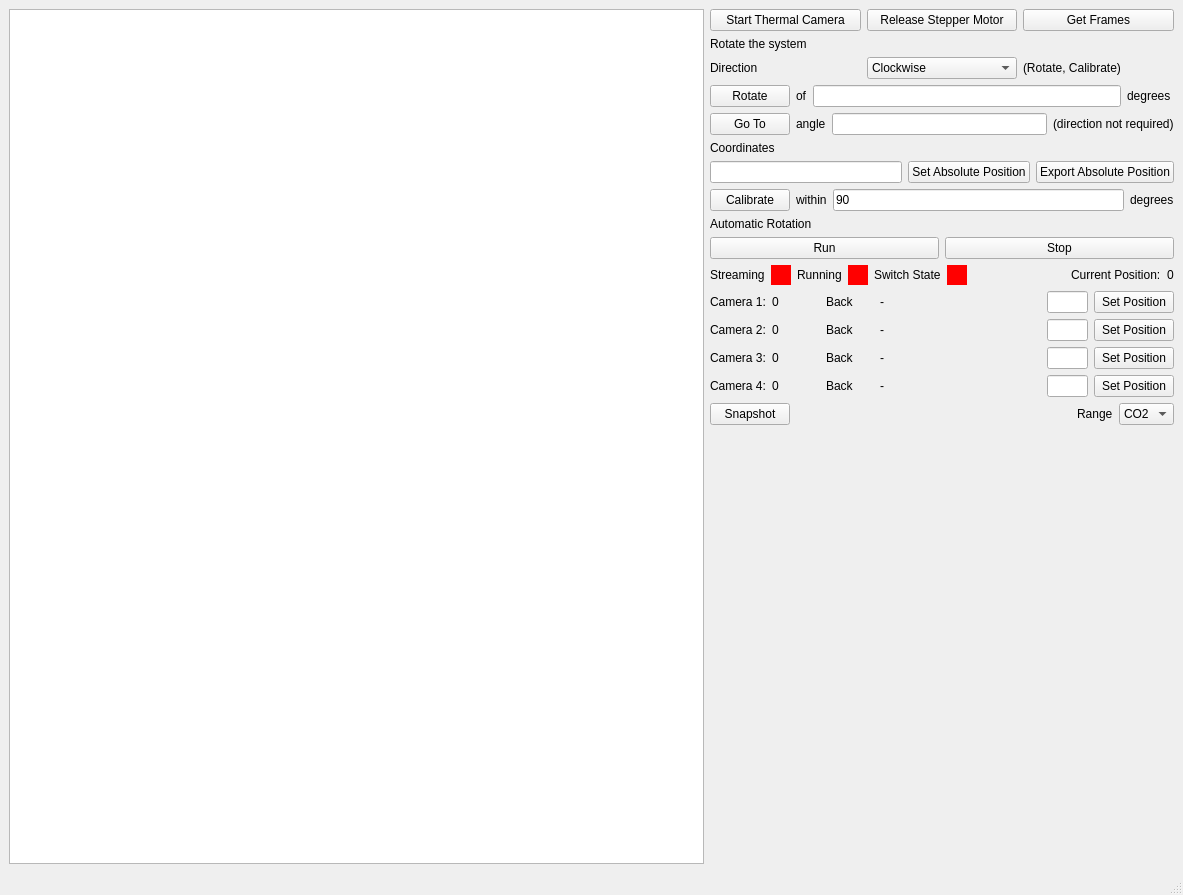
pisaoutertracker/integration_tools, file coldroom/thermal_camera.ui: the form before one commit.
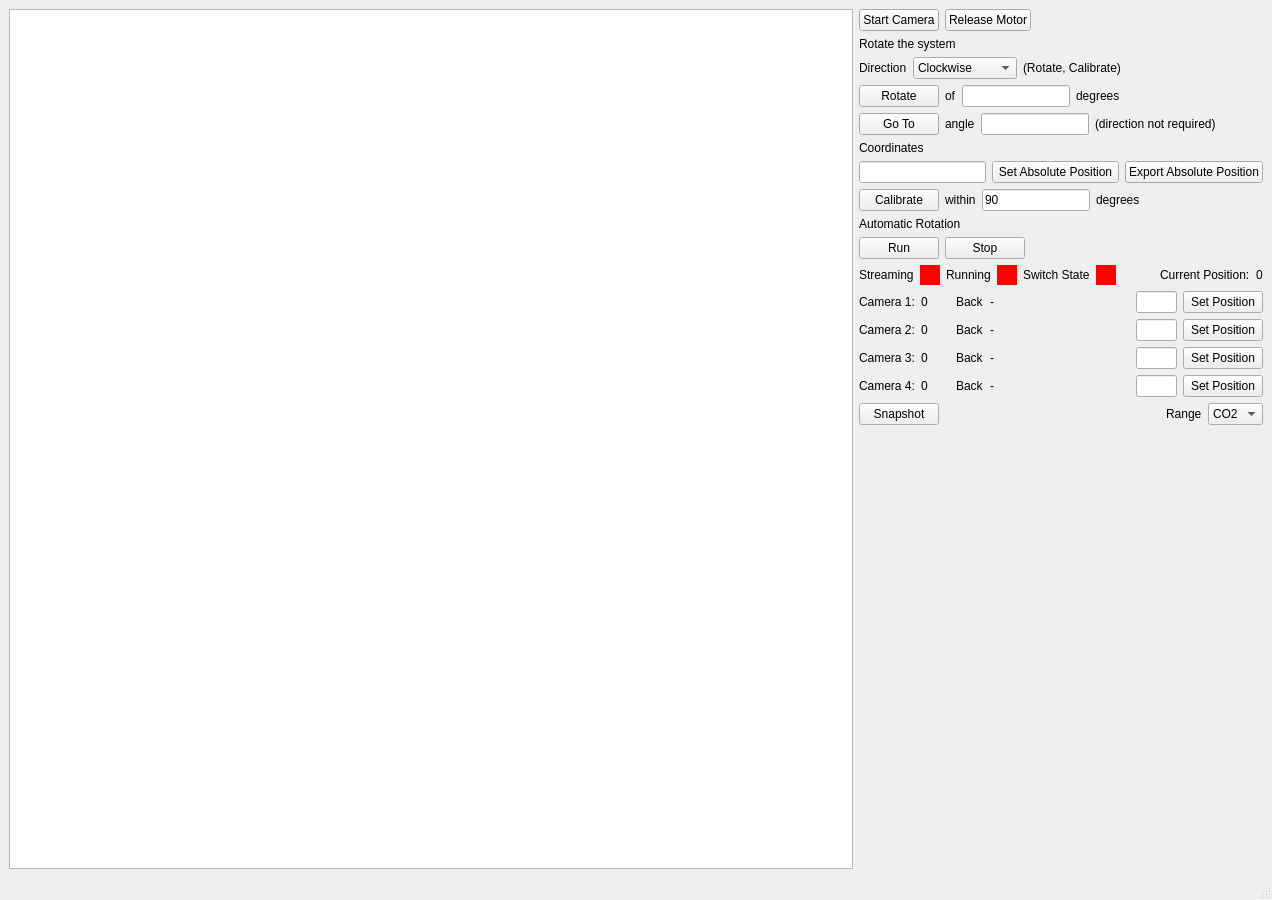
The form after the commit.

The edit to the form file:
```diff
--- a/coldroom/thermal_camera.ui
+++ b/coldroom/thermal_camera.ui
@@ -6,8 +6,8 @@
    <rect>
     <x>0</x>
     <y>0</y>
-    <width>1183</width>
-    <height>895</height>
+    <width>1272</width>
+    <height>900</height>
    </rect>
   </property>
   <property name="windowTitle">
@@ -15,49 +15,108 @@
   </property>
   <widget class="QWidget" name="centralwidget">
    <layout class="QGridLayout" name="gridLayout_2">
-    <item row="0" column="0" rowspan="14">
+    <item row="0" column="0">
      <widget class="QGraphicsView" name="graphicsView">
+      <property name="sizePolicy">
+       <sizepolicy hsizetype="Expanding" vsizetype="Expanding">
+        <horstretch>2</horstretch>
+        <verstretch>0</verstretch>
+       </sizepolicy>
+      </property>
       <property name="minimumSize">
        <size>
-        <width>695</width>
+        <width>840</width>
         <height>584</height>
        </size>
       </property>
      </widget>
     </item>
-    <item row="0" column="1" colspan="4">
+    <item row="0" column="1">
+     <layout class="QVBoxLayout" name="verticalLayout">
+      <item>
      <layout class="QHBoxLayout" name="horizontalLayout">
       <item>
        <widget class="QPushButton" name="relse_mtr_PB_2">
         <property name="text">
-         <string>Start Thermal Camera</string>
+           <string>Start Camera</string>
         </property>
        </widget>
       </item>
       <item>
        <widget class="QPushButton" name="relse_mtr_PB">
         <property name="text">
-         <string>Release Stepper Motor</string>
+           <string>Release Motor</string>
         </property>
        </widget>
       </item>
       <item>
-       <widget class="QPushButton" name="get_frms_PB">
+         <spacer name="horizontalSpacer_8">
+          <property name="orientation">
+           <enum>Qt::Horizontal</enum>
+          </property>
+          <property name="sizeHint" stdset="0">
+           <size>
+            <width>40</width>
+            <height>20</height>
+           </size>
+          </property>
+         </spacer>
+        </item>
+       </layout>
+      </item>
+      <item>
+       <widget class="QLabel" name="label_3">
         <property name="text">
-         <string>Get Frames</string>
+         <string>Rotate the system</string>
         </property>
        </widget>
       </item>
-     </layout>
-    </item>
-    <item row="5" column="1">
-     <widget class="QLabel" name="label_2">
+      <item>
+       <layout class="QHBoxLayout" name="horizontalLayout_2">
+        <item>
+         <widget class="QLabel" name="label_8">
+          <property name="text">
+           <string>Direction</string>
+          </property>
+         </widget>
+        </item>
+        <item>
+         <widget class="QComboBox" name="direction_combo">
+          <item>
       <property name="text">
-       <string>Coordinates</string>
-      </property>
-     </widget>
-    </item>
-    <item row="3" column="1" colspan="4">
+            <string>Clockwise</string>
+           </property>
+          </item>
+          <item>
+           <property name="text">
+            <string>Anticlockwise</string>
+           </property>
+          </item>
+         </widget>
+        </item>
+        <item>
+         <widget class="QLabel" name="label_9">
+          <property name="text">
+           <string>(Rotate, Calibrate)</string>
+          </property>
+         </widget>
+        </item>
+        <item>
+         <spacer name="horizontalSpacer_6">
+          <property name="orientation">
+           <enum>Qt::Horizontal</enum>
+          </property>
+          <property name="sizeHint" stdset="0">
+           <size>
+            <width>40</width>
+            <height>20</height>
+           </size>
+          </property>
+         </spacer>
+        </item>
+       </layout>
+      </item>
+      <item>
      <layout class="QHBoxLayout" name="horizontalLayout_3">
       <item>
        <widget class="QPushButton" name="rotate_PB">
@@ -74,7 +133,14 @@
        </widget>
       </item>
       <item>
-       <widget class="QLineEdit" name="ip_DAngle_LE"/>
+         <widget class="QLineEdit" name="ip_DAngle_LE">
+          <property name="sizePolicy">
+           <sizepolicy hsizetype="Preferred" vsizetype="Fixed">
+            <horstretch>0</horstretch>
+            <verstretch>0</verstretch>
+           </sizepolicy>
+          </property>
+         </widget>
       </item>
       <item>
        <widget class="QLabel" name="label_5">
@@ -83,9 +149,22 @@
         </property>
        </widget>
       </item>
-     </layout>
-    </item>
-    <item row="4" column="1" colspan="4">
+        <item>
+         <spacer name="horizontalSpacer_3">
+          <property name="orientation">
+           <enum>Qt::Horizontal</enum>
+          </property>
+          <property name="sizeHint" stdset="0">
+           <size>
+            <width>40</width>
+            <height>20</height>
+           </size>
+          </property>
+         </spacer>
+        </item>
+       </layout>
+      </item>
+      <item>
      <layout class="QHBoxLayout" name="horizontalLayout_4">
       <item>
        <widget class="QPushButton" name="go_to_PB">
@@ -102,7 +181,14 @@
        </widget>
       </item>
       <item>
-       <widget class="QLineEdit" name="ip_angle_LE"/>
+         <widget class="QLineEdit" name="ip_angle_LE">
+          <property name="sizePolicy">
+           <sizepolicy hsizetype="Preferred" vsizetype="Fixed">
+            <horstretch>0</horstretch>
+            <verstretch>0</verstretch>
+           </sizepolicy>
+          </property>
+         </widget>
       </item>
       <item>
        <widget class="QLabel" name="label_7">
@@ -111,229 +197,57 @@
         </property>
        </widget>
       </item>
-     </layout>
-    </item>
-    <item row="11" column="1" colspan="4">
-     <layout class="QGridLayout" name="gridLayout">
-      <item row="0" column="0">
-       <widget class="QLabel" name="camera_id_label_1">
-        <property name="text">
-         <string>Camera 1:</string>
-        </property>
-       </widget>
-      </item>
-      <item row="0" column="1">
-       <widget class="QLabel" name="camera_pos_label_1">
-        <property name="text">
-         <string>0</string>
-        </property>
-       </widget>
-      </item>
-      <item row="0" column="2">
-       <widget class="QLabel" name="camera_side_label_1">
-        <property name="text">
-         <string>Back</string>
-        </property>
-       </widget>
-      </item>
-      <item row="0" column="3">
-       <widget class="QLabel" name="camera_module_label_1">
-        <property name="minimumSize">
+        <item>
+         <spacer name="horizontalSpacer_5">
+          <property name="orientation">
+           <enum>Qt::Horizontal</enum>
+          </property>
+          <property name="sizeHint" stdset="0">
          <size>
-          <width>161</width>
-          <height>0</height>
-         </size>
-        </property>
-        <property name="text">
-         <string>-</string>
-        </property>
-       </widget>
-      </item>
-      <item row="0" column="4">
-       <widget class="QLineEdit" name="camera_pos_le_1">
-        <property name="maximumSize">
-         <size>
-          <width>41</width>
-          <height>16777215</height>
-         </size>
-        </property>
-        <property name="text">
-         <string/>
-        </property>
-       </widget>
+            <width>40</width>
+            <height>20</height>
+           </size>
+          </property>
+         </spacer>
+        </item>
+       </layout>
       </item>
-      <item row="0" column="5">
-       <widget class="QPushButton" name="camera_set_pos_button_1">
+      <item>
+       <widget class="QLabel" name="label_2">
         <property name="text">
-         <string>Set Position</string>
+         <string>Coordinates</string>
         </property>
        </widget>
       </item>
-      <item row="1" column="0">
-       <widget class="QLabel" name="camera_id_label_2">
-        <property name="text">
-         <string>Camera 2:</string>
+      <item>
+       <layout class="QHBoxLayout" name="horizontalLayout_5">
+        <item>
+         <widget class="QLineEdit" name="ip_abs_pos_LE">
+          <property name="sizePolicy">
+           <sizepolicy hsizetype="Preferred" vsizetype="Fixed">
+            <horstretch>0</horstretch>
+            <verstretch>0</verstretch>
+           </sizepolicy>
         </property>
        </widget>
       </item>
-      <item row="1" column="1">
-       <widget class="QLabel" name="camera_pos_label_2">
+        <item>
+         <widget class="QPushButton" name="set_abs_pos_PB">
         <property name="text">
-         <string>0</string>
+           <string>Set Absolute Position</string>
         </property>
        </widget>
       </item>
-      <item row="1" column="2">
-       <widget class="QLabel" name="camera_side_label_2">
+        <item>
+         <widget class="QPushButton" name="export_abs_pos_PB">
         <property name="text">
-         <string>Back</string>
+           <string>Export Absolute Position</string>
         </property>
        </widget>
       </item>
-      <item row="1" column="3">
-       <widget class="QLabel" name="camera_module_label_2">
-        <property name="minimumSize">
-         <size>
-          <width>161</width>
-          <height>0</height>
-         </size>
-        </property>
-        <property name="text">
-         <string>-</string>
-        </property>
-       </widget>
-      </item>
-      <item row="1" column="4">
-       <widget class="QLineEdit" name="camera_pos_le_2">
-        <property name="maximumSize">
-         <size>
-          <width>41</width>
-          <height>16777215</height>
-         </size>
-        </property>
-        <property name="text">
-         <string/>
-        </property>
-       </widget>
-      </item>
-      <item row="1" column="5">
-       <widget class="QPushButton" name="camera_set_pos_button_2">
-        <property name="text">
-         <string>Set Position</string>
-        </property>
-       </widget>
-      </item>
-      <item row="2" column="0">
-       <widget class="QLabel" name="camera_id_label_3">
-        <property name="text">
-         <string>Camera 3:</string>
-        </property>
-       </widget>
-      </item>
-      <item row="2" column="1">
-       <widget class="QLabel" name="camera_pos_label_3">
-        <property name="text">
-         <string>0</string>
-        </property>
-       </widget>
-      </item>
-      <item row="2" column="2">
-       <widget class="QLabel" name="camera_side_label_3">
-        <property name="text">
-         <string>Back</string>
-        </property>
-       </widget>
-      </item>
-      <item row="2" column="3">
-       <widget class="QLabel" name="camera_module_label_3">
-        <property name="minimumSize">
-         <size>
-          <width>151</width>
-          <height>0</height>
-         </size>
-        </property>
-        <property name="text">
-         <string>-</string>
-        </property>
-       </widget>
-      </item>
-      <item row="2" column="4">
-       <widget class="QLineEdit" name="camera_pos_le_3">
-        <property name="maximumSize">
-         <size>
-          <width>41</width>
-          <height>16777215</height>
-         </size>
-        </property>
-        <property name="text">
-         <string/>
-        </property>
-       </widget>
-      </item>
-      <item row="2" column="5">
-       <widget class="QPushButton" name="camera_set_pos_button_3">
-        <property name="text">
-         <string>Set Position</string>
-        </property>
-       </widget>
-      </item>
-      <item row="3" column="0">
-       <widget class="QLabel" name="camera_id_label_4">
-        <property name="text">
-         <string>Camera 4:</string>
-        </property>
-       </widget>
-      </item>
-      <item row="3" column="1">
-       <widget class="QLabel" name="camera_pos_label_4">
-        <property name="text">
-         <string>0</string>
-        </property>
-       </widget>
-      </item>
-      <item row="3" column="2">
-       <widget class="QLabel" name="camera_side_label_4">
-        <property name="text">
-         <string>Back</string>
-        </property>
-       </widget>
-      </item>
-      <item row="3" column="3">
-       <widget class="QLabel" name="camera_module_label_4">
-        <property name="minimumSize">
-         <size>
-          <width>161</width>
-          <height>0</height>
-         </size>
-        </property>
-        <property name="text">
-         <string>-</string>
-        </property>
-       </widget>
-      </item>
-      <item row="3" column="4">
-       <widget class="QLineEdit" name="camera_pos_le_4">
-        <property name="maximumSize">
-         <size>
-          <width>41</width>
-          <height>16777215</height>
-         </size>
-        </property>
-        <property name="text">
-         <string/>
-        </property>
-       </widget>
-      </item>
-      <item row="3" column="5">
-       <widget class="QPushButton" name="camera_set_pos_button_4">
-        <property name="text">
-         <string>Set Position</string>
-        </property>
-       </widget>
-      </item>
-     </layout>
-    </item>
-    <item row="7" column="1" colspan="4">
+       </layout>
+      </item>
+      <item>
      <layout class="QHBoxLayout" name="horizontalLayout_6">
       <item>
        <widget class="QPushButton" name="calibrate_PB">
@@ -351,6 +265,12 @@
       </item>
       <item>
        <widget class="QLineEdit" name="ip_angle_LE_2">
+          <property name="sizePolicy">
+           <sizepolicy hsizetype="Preferred" vsizetype="Fixed">
+            <horstretch>0</horstretch>
+            <verstretch>0</verstretch>
+           </sizepolicy>
+          </property>
         <property name="text">
          <string>90</string>
         </property>
@@ -363,44 +283,29 @@
         </property>
        </widget>
       </item>
-     </layout>
-    </item>
-    <item row="6" column="1" colspan="4">
-     <layout class="QHBoxLayout" name="horizontalLayout_5">
       <item>
-       <widget class="QLineEdit" name="ip_abs_pos_LE"/>
-      </item>
-      <item>
-       <widget class="QPushButton" name="set_abs_pos_PB">
-        <property name="text">
-         <string>Set Absolute Position</string>
-        </property>
-       </widget>
-      </item>
-      <item>
-       <widget class="QPushButton" name="export_abs_pos_PB">
-        <property name="text">
-         <string>Export Absolute Position</string>
-        </property>
-       </widget>
+         <spacer name="horizontalSpacer_4">
+          <property name="orientation">
+           <enum>Qt::Horizontal</enum>
+          </property>
+          <property name="sizeHint" stdset="0">
+           <size>
+            <width>40</width>
+            <height>20</height>
+           </size>
+          </property>
+         </spacer>
       </item>
      </layout>
     </item>
-    <item row="12" column="4">
-     <widget class="QComboBox" name="t_range_comboBox">
       <item>
+       <widget class="QLabel" name="label">
        <property name="text">
-        <string>CO2</string>
-       </property>
-      </item>
-      <item>
-       <property name="text">
-        <string>Auto</string>
-       </property>
-      </item>
-     </widget>
-    </item>
-    <item row="9" column="1" colspan="4">
+         <string>Automatic Rotation </string>
+        </property>
+       </widget>
+      </item>
+      <item>
      <layout class="QHBoxLayout" name="horizontalLayout_7">
       <item>
        <widget class="QPushButton" name="run_PB">
@@ -416,75 +321,22 @@
         </property>
        </widget>
       </item>
-     </layout>
-    </item>
-    <item row="8" column="1" colspan="3">
-     <widget class="QLabel" name="label">
-      <property name="text">
-       <string>Automatic Rotation </string>
-      </property>
-     </widget>
-    </item>
-    <item row="12" column="3">
-     <widget class="QLabel" name="label_11">
-      <property name="text">
-       <string>Range</string>
-      </property>
-     </widget>
-    </item>
-    <item row="13" column="1">
-     <spacer name="verticalSpacer">
+        <item>
+         <spacer name="horizontalSpacer_7">
       <property name="orientation">
-       <enum>Qt::Vertical</enum>
+           <enum>Qt::Horizontal</enum>
       </property>
       <property name="sizeHint" stdset="0">
        <size>
-        <width>20</width>
-        <height>28</height>
+            <width>40</width>
+            <height>20</height>
        </size>
       </property>
      </spacer>
     </item>
-    <item row="12" column="1">
-     <widget class="QPushButton" name="snapshot_PB">
-      <property name="text">
-       <string>Snapshot</string>
-      </property>
-     </widget>
-    </item>
-    <item row="2" column="1" colspan="4">
-     <layout class="QHBoxLayout" name="horizontalLayout_2">
-      <item>
-       <widget class="QLabel" name="label_8">
-        <property name="text">
-         <string>Direction</string>
-        </property>
-       </widget>
-      </item>
-      <item>
-       <widget class="QComboBox" name="direction_combo">
-        <item>
-         <property name="text">
-          <string>Clockwise</string>
-         </property>
-        </item>
-        <item>
-         <property name="text">
-          <string>Anticlockwise</string>
-         </property>
-        </item>
-       </widget>
-      </item>
-      <item>
-       <widget class="QLabel" name="label_9">
-        <property name="text">
-         <string>(Rotate, Calibrate)</string>
-        </property>
-       </widget>
-      </item>
-     </layout>
-    </item>
-    <item row="10" column="1" colspan="4">
+       </layout>
+      </item>
+      <item>
      <layout class="QHBoxLayout" name="horizontalLayout_8">
       <item>
        <widget class="QLabel" name="streaming_img_lbl">
@@ -593,25 +445,309 @@
       </item>
      </layout>
     </item>
-    <item row="1" column="1" colspan="3">
-     <widget class="QLabel" name="label_3">
+      <item>
+       <layout class="QGridLayout" name="gridLayout">
+        <item row="0" column="2">
+         <widget class="QLabel" name="camera_side_label_1">
       <property name="text">
-       <string>Rotate the system</string>
+           <string>Back</string>
       </property>
      </widget>
     </item>
-    <item row="12" column="2">
+        <item row="1" column="4">
+         <widget class="QLineEdit" name="camera_pos_le_2">
+          <property name="sizePolicy">
+           <sizepolicy hsizetype="Preferred" vsizetype="Fixed">
+            <horstretch>0</horstretch>
+            <verstretch>0</verstretch>
+           </sizepolicy>
+          </property>
+          <property name="maximumSize">
+           <size>
+            <width>41</width>
+            <height>16777215</height>
+           </size>
+          </property>
+          <property name="text">
+           <string/>
+          </property>
+         </widget>
+        </item>
+        <item row="1" column="2">
+         <widget class="QLabel" name="camera_side_label_2">
+          <property name="text">
+           <string>Back</string>
+          </property>
+         </widget>
+        </item>
+        <item row="0" column="0">
+         <widget class="QLabel" name="camera_id_label_1">
+          <property name="text">
+           <string>Camera 1:</string>
+          </property>
+         </widget>
+        </item>
+        <item row="0" column="1">
+         <widget class="QLabel" name="camera_pos_label_1">
+          <property name="text">
+           <string>0</string>
+          </property>
+         </widget>
+        </item>
+        <item row="1" column="5">
+         <widget class="QPushButton" name="camera_set_pos_button_2">
+          <property name="text">
+           <string>Set Position</string>
+          </property>
+         </widget>
+        </item>
+        <item row="3" column="2">
+         <widget class="QLabel" name="camera_side_label_4">
+          <property name="text">
+           <string>Back</string>
+          </property>
+         </widget>
+        </item>
+        <item row="2" column="0">
+         <widget class="QLabel" name="camera_id_label_3">
+          <property name="text">
+           <string>Camera 3:</string>
+          </property>
+         </widget>
+        </item>
+        <item row="2" column="4">
+         <widget class="QLineEdit" name="camera_pos_le_3">
+          <property name="sizePolicy">
+           <sizepolicy hsizetype="Preferred" vsizetype="Fixed">
+            <horstretch>0</horstretch>
+            <verstretch>0</verstretch>
+           </sizepolicy>
+          </property>
+          <property name="maximumSize">
+           <size>
+            <width>41</width>
+            <height>16777215</height>
+           </size>
+          </property>
+          <property name="text">
+           <string/>
+          </property>
+         </widget>
+        </item>
+        <item row="2" column="1">
+         <widget class="QLabel" name="camera_pos_label_3">
+          <property name="text">
+           <string>0</string>
+          </property>
+         </widget>
+        </item>
+        <item row="0" column="5">
+         <widget class="QPushButton" name="camera_set_pos_button_1">
+          <property name="text">
+           <string>Set Position</string>
+          </property>
+         </widget>
+        </item>
+        <item row="2" column="3">
+         <widget class="QLabel" name="camera_module_label_3">
+          <property name="minimumSize">
+           <size>
+            <width>140</width>
+            <height>0</height>
+           </size>
+          </property>
+          <property name="text">
+           <string>-</string>
+          </property>
+         </widget>
+        </item>
+        <item row="2" column="5">
+         <widget class="QPushButton" name="camera_set_pos_button_3">
+          <property name="text">
+           <string>Set Position</string>
+          </property>
+         </widget>
+        </item>
+        <item row="3" column="0">
+         <widget class="QLabel" name="camera_id_label_4">
+          <property name="text">
+           <string>Camera 4:</string>
+          </property>
+         </widget>
+        </item>
+        <item row="0" column="4">
+         <widget class="QLineEdit" name="camera_pos_le_1">
+          <property name="sizePolicy">
+           <sizepolicy hsizetype="Preferred" vsizetype="Fixed">
+            <horstretch>0</horstretch>
+            <verstretch>0</verstretch>
+           </sizepolicy>
+          </property>
+          <property name="maximumSize">
+           <size>
+            <width>41</width>
+            <height>16777215</height>
+           </size>
+          </property>
+          <property name="text">
+           <string/>
+          </property>
+         </widget>
+        </item>
+        <item row="3" column="4">
+         <widget class="QLineEdit" name="camera_pos_le_4">
+          <property name="sizePolicy">
+           <sizepolicy hsizetype="Preferred" vsizetype="Fixed">
+            <horstretch>0</horstretch>
+            <verstretch>0</verstretch>
+           </sizepolicy>
+          </property>
+          <property name="maximumSize">
+           <size>
+            <width>41</width>
+            <height>16777215</height>
+           </size>
+          </property>
+          <property name="text">
+           <string/>
+          </property>
+         </widget>
+        </item>
+        <item row="2" column="2">
+         <widget class="QLabel" name="camera_side_label_3">
+          <property name="text">
+           <string>Back</string>
+          </property>
+         </widget>
+        </item>
+        <item row="1" column="3">
+         <widget class="QLabel" name="camera_module_label_2">
+          <property name="minimumSize">
+           <size>
+            <width>140</width>
+            <height>0</height>
+           </size>
+          </property>
+          <property name="text">
+           <string>-</string>
+          </property>
+         </widget>
+        </item>
+        <item row="3" column="3">
+         <widget class="QLabel" name="camera_module_label_4">
+          <property name="minimumSize">
+           <size>
+            <width>140</width>
+            <height>0</height>
+           </size>
+          </property>
+          <property name="text">
+           <string>-</string>
+          </property>
+         </widget>
+        </item>
+        <item row="3" column="5">
+         <widget class="QPushButton" name="camera_set_pos_button_4">
+          <property name="text">
+           <string>Set Position</string>
+          </property>
+         </widget>
+        </item>
+        <item row="0" column="3">
+         <widget class="QLabel" name="camera_module_label_1">
+          <property name="minimumSize">
+           <size>
+            <width>140</width>
+            <height>0</height>
+           </size>
+          </property>
+          <property name="text">
+           <string>-</string>
+          </property>
+         </widget>
+        </item>
+        <item row="3" column="1">
+         <widget class="QLabel" name="camera_pos_label_4">
+          <property name="text">
+           <string>0</string>
+          </property>
+         </widget>
+        </item>
+        <item row="1" column="1">
+         <widget class="QLabel" name="camera_pos_label_2">
+          <property name="text">
+           <string>0</string>
+          </property>
+         </widget>
+        </item>
+        <item row="1" column="0">
+         <widget class="QLabel" name="camera_id_label_2">
+          <property name="text">
+           <string>Camera 2:</string>
+          </property>
+         </widget>
+        </item>
+       </layout>
+      </item>
+      <item>
+       <layout class="QHBoxLayout" name="horizontalLayout_9">
+        <item>
+         <widget class="QPushButton" name="snapshot_PB">
+          <property name="text">
+           <string>Snapshot</string>
+          </property>
+         </widget>
+        </item>
+        <item>
      <spacer name="horizontalSpacer_2">
       <property name="orientation">
        <enum>Qt::Horizontal</enum>
       </property>
       <property name="sizeHint" stdset="0">
        <size>
-        <width>40</width>
-        <height>20</height>
+            <width>37</width>
+            <height>17</height>
        </size>
       </property>
      </spacer>
+        </item>
+        <item>
+         <widget class="QLabel" name="label_11">
+          <property name="text">
+           <string>Range</string>
+          </property>
+         </widget>
+        </item>
+        <item>
+         <widget class="QComboBox" name="t_range_comboBox">
+          <item>
+           <property name="text">
+            <string>CO2</string>
+           </property>
+          </item>
+          <item>
+           <property name="text">
+            <string>Auto</string>
+           </property>
+          </item>
+         </widget>
+        </item>
+       </layout>
+      </item>
+      <item>
+       <spacer name="verticalSpacer">
+        <property name="orientation">
+         <enum>Qt::Vertical</enum>
+        </property>
+        <property name="sizeHint" stdset="0">
+         <size>
+          <width>17</width>
+          <height>25</height>
+         </size>
+        </property>
+       </spacer>
+      </item>
+     </layout>
     </item>
    </layout>
   </widget>
```
Left out of the diff: 4 changed lines with no effect on the pictures. Lines whose indentation alone changed are shown as unchanged.
